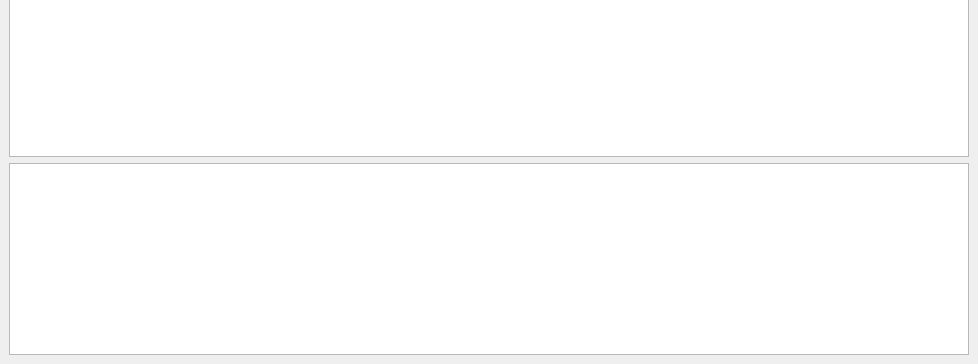
Old version of the form QtDesigner/test.ui in the repository jelly-lemon/contrl_sys_ui; both pictures show x 0 to 978 and y 443 to 807 of the 978 by 807 pixel window.
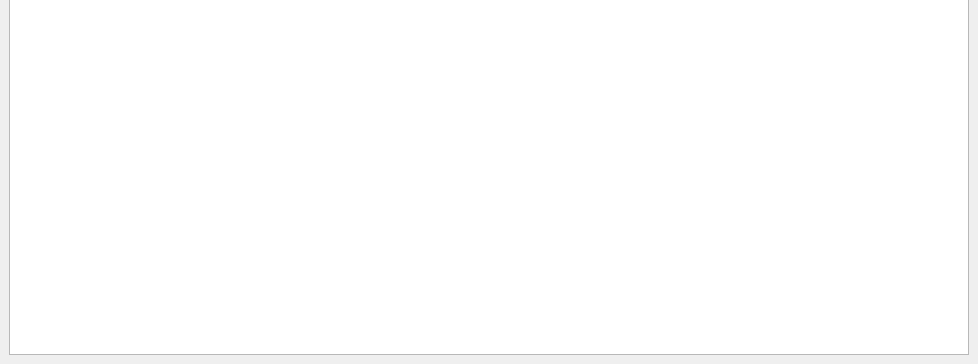
New version of the form.

```diff
--- a/QtDesigner/test.ui
+++ b/QtDesigner/test.ui
@@ -31,25 +31,6 @@
     <item>
      <widget class="QTableView" name="tableView"/>
     </item>
-    <item>
-     <widget class="QTextEdit" name="output_edit">
-      <property name="enabled">
-       <bool>true</bool>
-      </property>
-      <property name="sizePolicy">
-       <sizepolicy hsizetype="Expanding" vsizetype="Fixed">
-        <horstretch>0</horstretch>
-        <verstretch>0</verstretch>
-       </sizepolicy>
-      </property>
-      <property name="minimumSize">
-       <size>
-        <width>200</width>
-        <height>0</height>
-       </size>
-      </property>
-     </widget>
-    </item>
    </layout>
   </widget>
  </widget>
```
